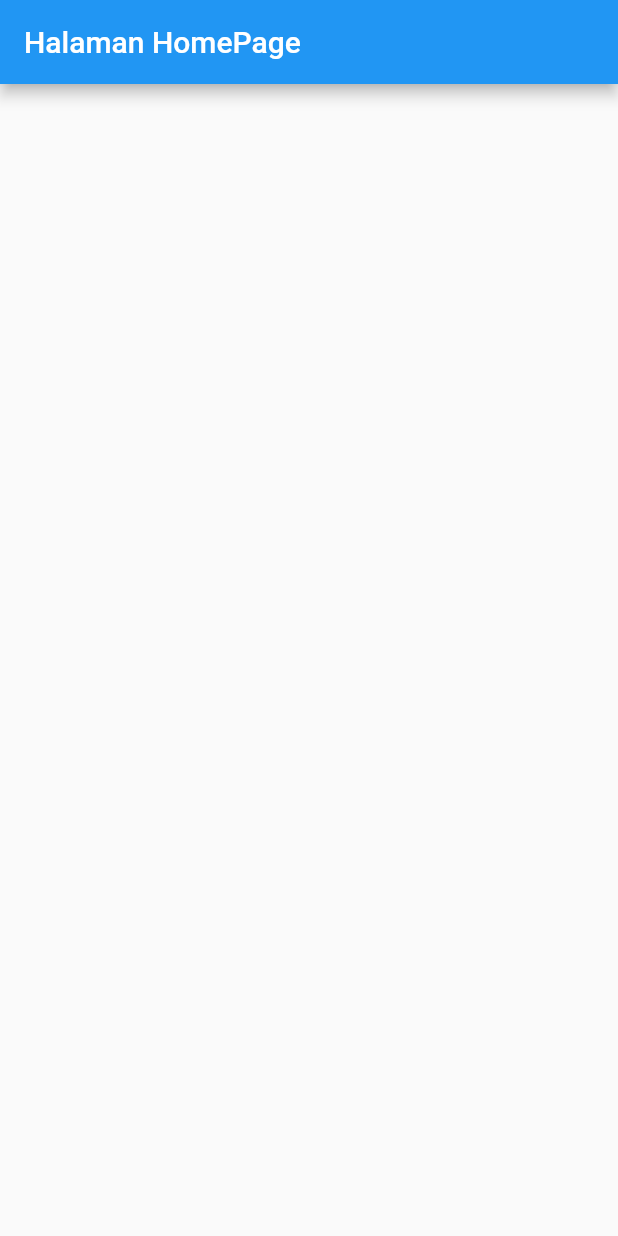
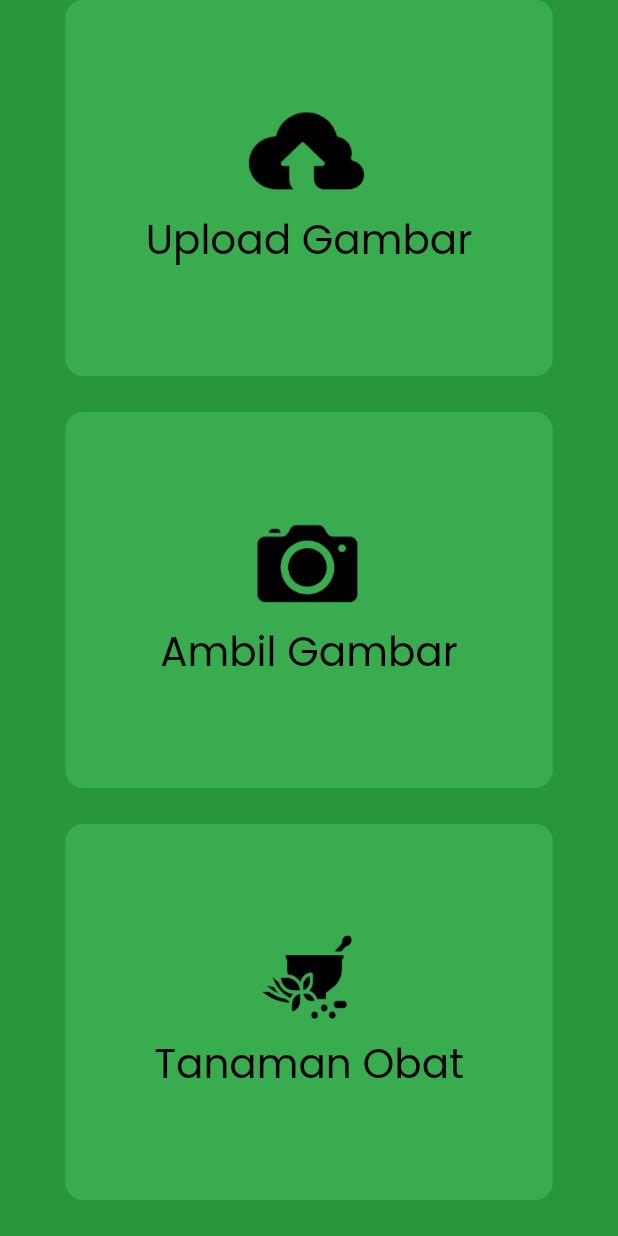
Before and after one commit to herliananur/Medplants-Flutter, a Flutter app: the screen it shows after launch, on a phone screen of 412 x 824 dp. Run offline on Flutter 3.47's test engine with Material 2 defaults, Android fonts, the phone set to English and light mode, and no system bars; our stand-ins replace google_fonts.

Commit message:
Menambahkan HomePage

```diff
--- a/medplants/lib/main.dart
+++ b/medplants/lib/main.dart
@@ -1,8 +1,15 @@
 import 'package:flutter/material.dart';
+import 'package:medplants/model/app_model.dart';
+import 'package:medplants/screen/home_page.dart';
+import 'package:medplants/screen/med_screen.dart';
 import 'package:medplants/screen/splash_screen.dart';
+import 'package:provider/provider.dart';
 
 void main() {
-  runApp(const MyApp());
+  runApp(ChangeNotifierProvider(
+    create: (context) => AppModel(),
+    child: MyApp(),
+  ), );
 }
 
 class MyApp extends StatelessWidget {
@@ -11,8 +18,12 @@ class MyApp extends StatelessWidget {
   @override
   Widget build(BuildContext context) {
     return MaterialApp(
-      title: 'Medplants',
-      home: SplashScreen(),
+      initialRoute: '/',
+      routes: {
+        '/': (context) => SplashScreen(),
+        '/homePage': (context) => HomePage(),
+        '/medScreen': (context) => MedScreen(),
+      },
     );
   }
 }
--- /dev/null
+++ b/medplants/lib/model/app_model.dart
@@ -0,0 +1,10 @@
+import 'package:flutter/material.dart';
+
+class AppModel extends ChangeNotifier {
+  bool goToMedScreen = false;
+
+  void navigateToMedScreen() {
+    goToMedScreen = true;
+    notifyListeners();
+  }
+}
--- a/medplants/lib/screen/home_page.dart
+++ b/medplants/lib/screen/home_page.dart
@@ -1,14 +1,117 @@
 import 'package:flutter/material.dart';
+import 'package:medplants/model/app_model.dart';
+import 'package:medplants/theme/theme_color.dart';
+import 'package:medplants/theme/theme_text_style.dart';
+import 'package:provider/provider.dart';
 
 class HomePage extends StatelessWidget {
   const HomePage({super.key});
 
   @override
   Widget build(BuildContext context) {
+    final appModel = Provider.of<AppModel>(context);
     return Scaffold(
-      appBar: AppBar(
-        title: Text('Halaman HomePage'),
+      backgroundColor: ThemeColor().greenBaseColor,
+      body: Center(
+        child: Column(
+          children: [
+            CustomButton(
+                labelText: "Upload Gambar",
+                imagePath: 'assets/up-logo.png',
+                onPressed: () {}),
+            CustomButton(
+                labelText: "Ambil Gambar",
+                imagePath: 'assets/cam-logo.png',
+                onPressed: () {}),
+            CustomButton(
+                labelText: "Tanaman Obat",
+                imagePath: 'assets/med-logo.png',
+                onPressed: () {
+                  appModel.navigateToMedScreen();
+                  Navigator.pushNamed(context, '/medScreen');
+                }),
+          ],
+        ),
       ),
     );
   }
 }
+
+class CustomButton extends StatelessWidget {
+  final String labelText;
+  final String imagePath;
+  final VoidCallback onPressed;
+
+  CustomButton({
+    required this.labelText,
+    required this.imagePath,
+    required this.onPressed,
+  });
+
+  @override
+  Widget build(BuildContext context) {
+    return Expanded(
+      child: InkWell(
+        onTap: onPressed,
+        child: Container(
+          width: 325,
+          height: 230,
+          decoration: BoxDecoration(
+            borderRadius: BorderRadius.circular(12),
+            color: ThemeColor().greenTransparant,
+          ),
+          margin: const EdgeInsets.only(bottom: 24),
+          child: Column(
+            mainAxisAlignment: MainAxisAlignment.center,
+            children: [
+              Image.asset(
+                imagePath,
+                height: 60,
+              ),
+              const SizedBox(
+                height: 8,
+              ),
+              Text(
+                labelText,
+                style: ThemeTextStyle().judulText,
+              )
+            ],
+          ),
+        ),
+      ),
+    );
+  }
+}
+
+
+// class MyCard extends StatelessWidget {
+//   final String logoImage;
+//   final String title;
+
+//   const MyCard(this.logoImage, this.title, {super.key});
+
+//   @override
+//   Widget build(BuildContext context) {
+//     return Card(
+//       shape: RoundedRectangleBorder(
+//         borderRadius: BorderRadius.circular(25),
+//       ),
+//       child: Column(
+//         mainAxisSize: MainAxisSize.min,
+//         children: [
+//           ClipRRect(
+//             borderRadius: BorderRadius.circular(25),
+//             child: Image.asset('assets/$logoImage'),
+//           ),
+//           ListTile(
+//             title: Center(
+//                 child: Text(
+//               title,
+//               style: ThemeTextStyle().judulText,
+//             )),
+//           )
+//         ],
+//       ),
+//     );
+//   }
+// }
--- a/medplants/lib/screen/splash_screen.dart
+++ b/medplants/lib/screen/splash_screen.dart
@@ -1,5 +1,6 @@
 import 'package:flutter/material.dart';
 import 'package:medplants/screen/home_page.dart';
+import 'package:medplants/theme/theme_color.dart';
 
 class SplashScreen extends StatefulWidget {
   const SplashScreen({super.key});
@@ -28,7 +29,7 @@ class _SplashScreenState extends State<SplashScreen> {
   @override
   Widget build(BuildContext context) {
     return Scaffold(
-      backgroundColor: const Color(0XFF27963C),
+      backgroundColor: ThemeColor().greenBaseColor,
       body: Center(
           child: Image.asset(
         'assets/logo.png',
--- a/medplants/lib/theme/theme_color.dart
+++ b/medplants/lib/theme/theme_color.dart
@@ -0,0 +1,7 @@
+import 'package:flutter/material.dart';
+
+class ThemeColor {
+  Color greenBaseColor = const Color(0XFF27963C);
+  Color blackColor = const Color(0xFF000000);
+  Color greenTransparant = const Color(0XFF3AAC50);
+}
--- a/medplants/lib/theme/theme_text_style.dart
+++ b/medplants/lib/theme/theme_text_style.dart
@@ -0,0 +1,13 @@
+import 'package:flutter/material.dart';
+import 'package:google_fonts/google_fonts.dart';
+import 'package:medplants/theme/theme_color.dart';
+
+class ThemeTextStyle {
+  TextStyle judulText = GoogleFonts.poppins(
+    fontSize: 27,
+    fontWeight: FontWeight.w400,
+    color: ThemeColor().blackColor,
+  );
+
+
+}
--- a/medplants/pubspec.yaml
+++ b/medplants/pubspec.yaml
@@ -35,6 +35,8 @@ dependencies:
   # The following adds the Cupertino Icons font to your application.
   # Use with the CupertinoIcons class for iOS style icons.
   cupertino_icons: ^1.0.2
+  google_fonts: ^6.1.0
+  provider: ^6.0.5
 
 dev_dependencies:
   flutter_test:
```
Also changed, not shown: medplants/lib/model/item_model.dart (added, +9 -0 lines), medplants/lib/provider/item_provider.dart (added, +13 -0 lines), medplants/lib/screen/med_screen.dart (added, +40 -0 lines), medplants/assets/cam-logo.png (added), medplants/assets/med-logo.png (added), medplants/assets/up-logo.png (added), medplants/lib/screen/detail_screen.dart (added), medplants/lib/screen/take_pic_screen.dart (added), medplants/lib/screen/upload_screen.dart (added), medplants/pubspec.lock, 1 other file.
